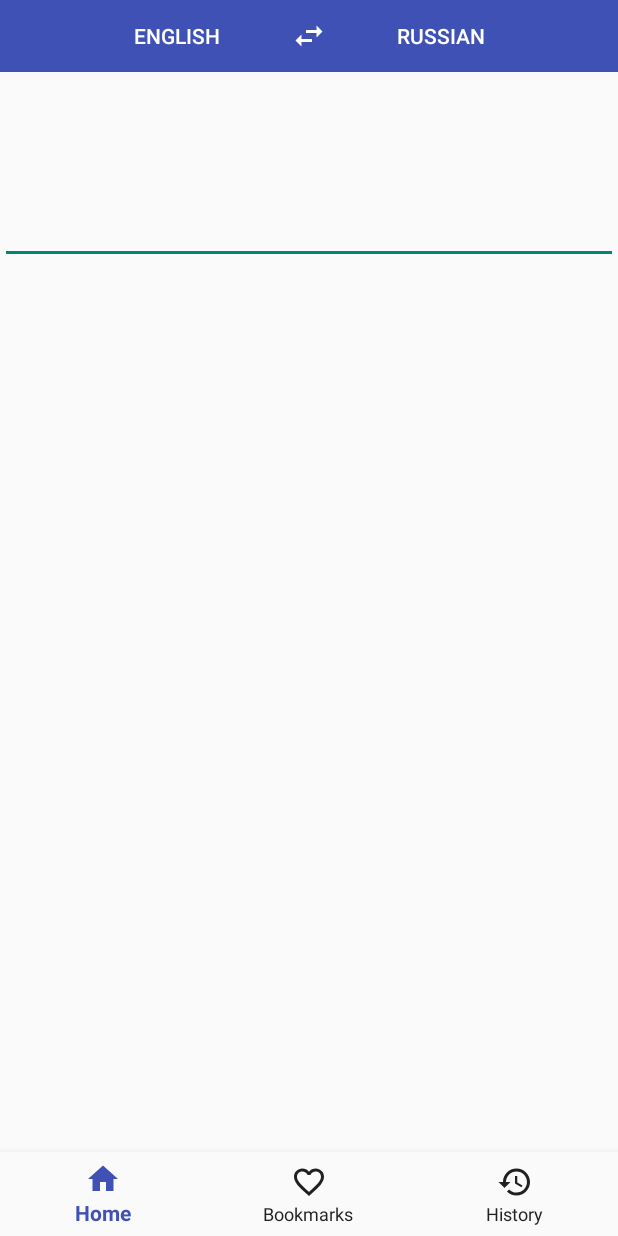
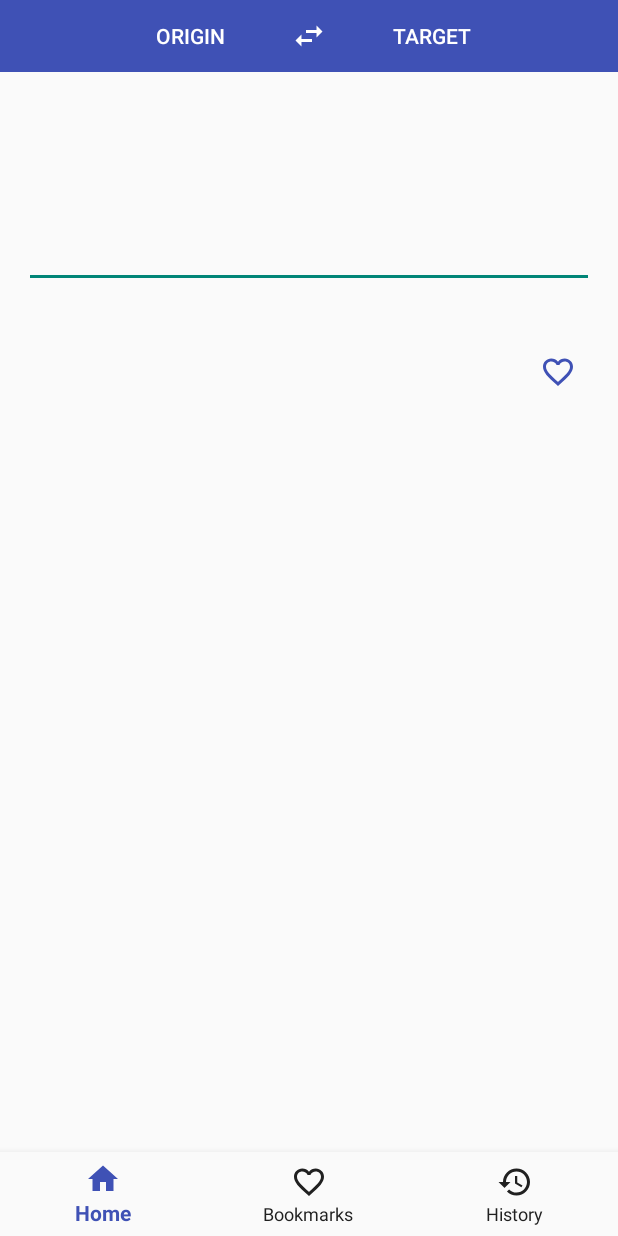
Before and after one commit to amka/Tongue, an Android app: the screen it shows after launch (MainActivity), on a phone screen of 412 x 824 dp. Run offline under Robolectric (Android 15) with nearby library versions, the phone set to English and light mode, and no system bars; libraries missing offline, so code that uses them is left out: com.studioidan.httpagent; 1 statement that could not run was skipped.

Commit message:
Fix languages buttons

```diff
--- a/app/src/main/res/layout/fragment_translate.xml
+++ b/app/src/main/res/layout/fragment_translate.xml
@@ -12,17 +12,14 @@
         android:background="@color/colorPrimary"
         android:orientation="horizontal">
 
-        <View
-            android:layout_width="0dp"
-            android:layout_height="match_parent"
-            android:layout_weight="1" />
-
         <Button
             android:id="@+id/originLangBtn"
             style="?android:attr/borderlessButtonStyle"
-            android:layout_width="wrap_content"
+            android:layout_width="0dp"
             android:layout_height="wrap_content"
-            android:text="English"
+            android:layout_weight="1"
+            android:text="@string/origin_title"
+            android:textAlignment="textEnd"
             android:textColor="@color/colorWhite" />
 
         <ImageButton
@@ -30,20 +27,19 @@
             style="?android:attr/borderlessButtonStyle"
             android:layout_width="wrap_content"
             android:layout_height="wrap_content"
+            android:contentDescription="@string/swap_langs_title"
             app:srcCompat="@drawable/ic_swap_horiz_black_24dp" />
 
         <Button
             android:id="@+id/targetLangBtn"
             style="?android:attr/borderlessButtonStyle"
-            android:layout_width="wrap_content"
+            android:layout_width="0dp"
             android:layout_height="wrap_content"
-            android:text="Russian"
+            android:layout_weight="1"
+            android:text="@string/target_title"
+            android:textAlignment="textStart"
             android:textColor="@color/colorWhite" />
 
-        <View
-            android:layout_width="0dp"
-            android:layout_height="match_parent"
-            android:layout_weight="1" />
     </LinearLayout>
 
     <EditText
@@ -53,6 +49,7 @@
         android:layout_below="@+id/toolbar"
         android:ems="10"
         android:gravity="start"
+        android:layout_margin="@dimen/activity_vertical_margin"
         android:inputType="textMultiLine" />
 
     <TextView
@@ -61,18 +58,15 @@
         android:layout_height="wrap_content"
         android:layout_alignParentBottom="true"
         android:layout_below="@+id/originText"
-        android:layout_marginBottom="8dp"
-        android:layout_marginLeft="8dp"
-        android:layout_marginRight="8dp" />
+        android:layout_margin="@dimen/activity_vertical_margin" />
 
     <ImageButton
         android:id="@+id/faveBtn"
         style="@style/Widget.AppCompat.Button.Borderless"
         android:layout_width="48dp"
         android:layout_height="48dp"
-        android:layout_alignEnd="@+id/transText"
-        android:layout_below="@+id/originText"
         android:tint="@color/colorPrimary"
-        android:visibility="gone"
-        app:srcCompat="@drawable/ic_favorite_border_black_24dp" />
+        app:srcCompat="@drawable/ic_favorite_border_black_24dp"
+        android:layout_alignTop="@+id/transText"
+        android:layout_alignEnd="@+id/transText" />
 </RelativeLayout>
--- a/app/src/main/res/values/strings.xml
+++ b/app/src/main/res/values/strings.xml
@@ -14,4 +14,7 @@
     <string name="clear_bookmarks_title">Clear Bookmarks</string>
     <string name="bookmark_empty_title">No bookmarks yet.</string>
     <string name="bookmark_added">Added to Bookmarks</string>
+    <string name="target_title">Target</string>
+    <string name="origin_title">Origin</string>
+    <string name="swap_langs_title">Swap Languages</string>
 </resources>
```
